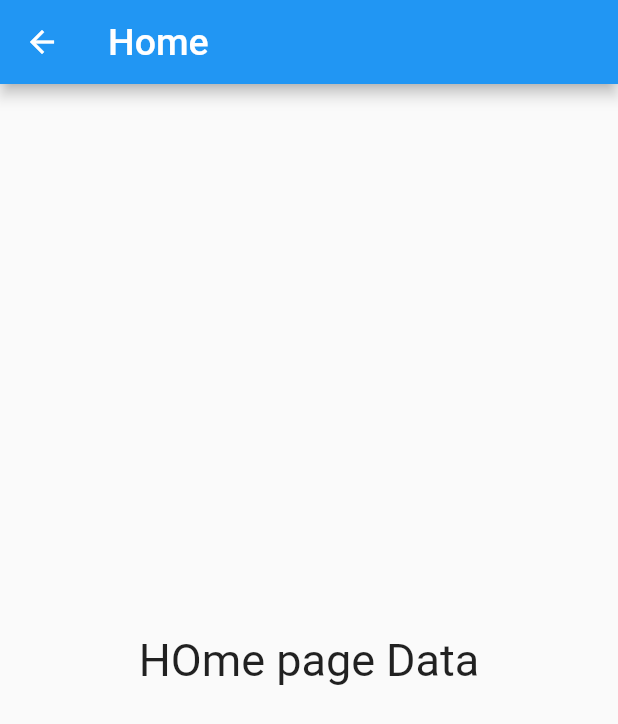
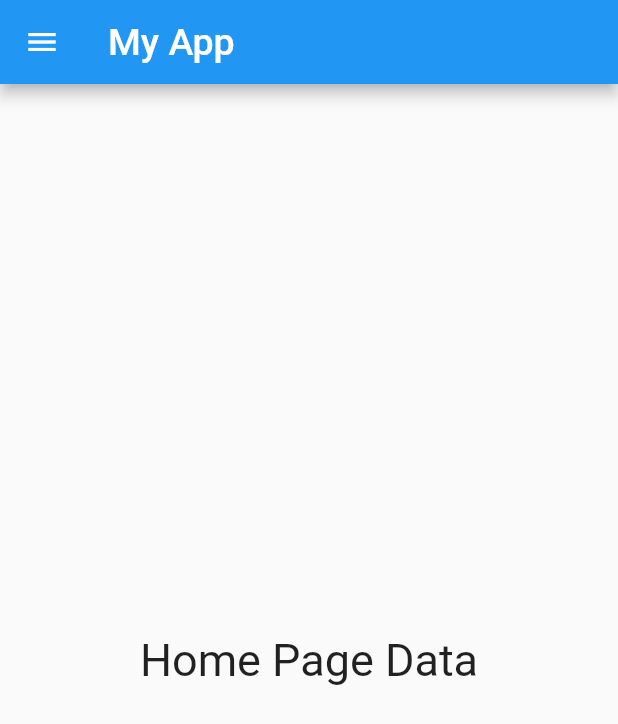
Before and after one commit to ikram-khani/Flutter_FromBasics, a Flutter app: the screen it shows after launch, in the side drawer, after a tap on "Home", on a phone screen of 412 x 824 dp. Shown: the top 724 px of the screen. Run offline on Flutter 3.47's test engine with Material 2 defaults, Android fonts, the phone set to English and light mode, and no system bars.

```diff
--- a/drawer_app/lib/drawer.dart
+++ b/drawer_app/lib/drawer.dart
@@ -25,7 +25,7 @@ class maindrawer extends StatelessWidget {
                     decoration: BoxDecoration(
                         shape: BoxShape.circle,
                         image: DecorationImage(
-                            image: AssetImage("assets/profile.jpg")))),
+                            image: AssetImage("assets/Profile.png")))),
                 Container(
                     padding: EdgeInsets.only(top: 8),
                     child: Center(
--- a/drawer_app/lib/main.dart
+++ b/drawer_app/lib/main.dart
@@ -1,22 +1,35 @@
+import 'dart:async';
+
+import 'package:drawer_app/pages.dart';
 import 'package:flutter/cupertino.dart';
 import 'package:flutter/material.dart';
 import 'package:drawer_app/drawer.dart';
+import 'package:flutter/rendering.dart';
 
 void main(List<String> args) {
   runApp(MaterialApp(
     title: "myApp",
-    home: mydrawer(),
+    home: splashscreen(),
   ));
 }
 
-class mydrawer extends StatefulWidget {
+class splashscreen extends StatefulWidget {
   @override
   State<StatefulWidget> createState() {
-    return _mydrawerstate();
+    return _splashscreenstate();
   }
 }
 
-class _mydrawerstate extends State {
+class _splashscreenstate extends State {
+  @override
+  void initState() {
+    super.initState();
+    Timer(Duration(seconds: 3), (() {
+      Navigator.of(context)
+          .pushReplacement(MaterialPageRoute(builder: (context) => homepage()));
+    }));
+  }
+
   @override
   Widget build(BuildContext context) {
     return Scaffold(
@@ -26,15 +39,12 @@ class _mydrawerstate extends State {
           style: TextStyle(fontSize: 25),
         ),
       ),
-      drawer:
-          maindrawer(), //drawer is a property or attribute of scaffold in which we are calling the maindrawer cls which exist in drawer.dart
       body: Center(
-        child: Text(
-          "Home page",
-          style: TextStyle(fontSize: 30, fontWeight: FontWeight.bold),
-          textDirection: TextDirection.ltr,
-        ),
-      ),
+          child: Container(
+              margin: EdgeInsets.only(bottom: 30),
+              width: 250,
+              height: 300,
+              child: Center(child: Image.asset("assets/IKperfect.png")))),
     );
   }
 }
--- a/drawer_app/lib/pages.dart
+++ b/drawer_app/lib/pages.dart
@@ -1,25 +1,32 @@
 import 'package:flutter/cupertino.dart';
 import 'package:flutter/material.dart';
+import 'package:drawer_app/drawer.dart';
 
-class homepage extends StatelessWidget {
+class homepage extends StatefulWidget {
+  @override
+  State<StatefulWidget> createState() {
+    return _homepagestate();
+  }
+}
+
+class _homepagestate extends State {
   @override
   Widget build(BuildContext context) {
     return Scaffold(
       appBar: AppBar(
         title: Text(
-          "Home",
+          "My App",
           style: TextStyle(fontSize: 25),
         ),
       ),
-      body: Container(
-        child: Center(
+      drawer:
+          maindrawer(), //drawer is a property or attribute of scaffold in which we are calling the maindrawer cls which exist in drawer.dart
+      body: Center(
           child: Text(
-            "HOme page Data",
-            style: TextStyle(fontSize: 30),
-            textDirection: TextDirection.ltr,
-          ),
-        ),
-      ),
+        "Home Page Data",
+        style: TextStyle(fontSize: 30),
+        textDirection: TextDirection.ltr,
+      )),
     );
   }
 }
--- a/drawer_app/pubspec.yaml
+++ b/drawer_app/pubspec.yaml
@@ -57,7 +57,8 @@ flutter:
   # the material Icons class.
   uses-material-design: true
   assets:
-      - assets/profile.jpg
+      - assets/Profile.png
+      - assets/IKperfect.png
 
   # To add assets to your application, add an assets section, like this:
   # assets:
```
Also changed, not shown: drawer_app/assets/IKperfect.png (added), drawer_app/assets/Profile.png (added), drawer_app/assets/profile.jpg (deleted).
